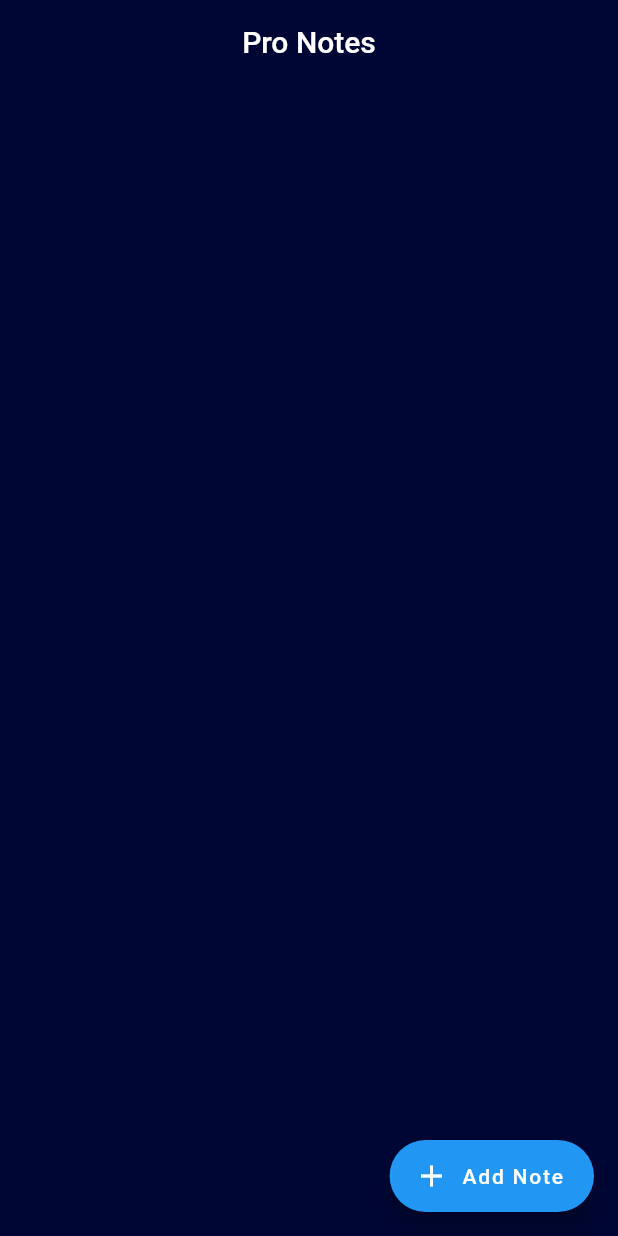
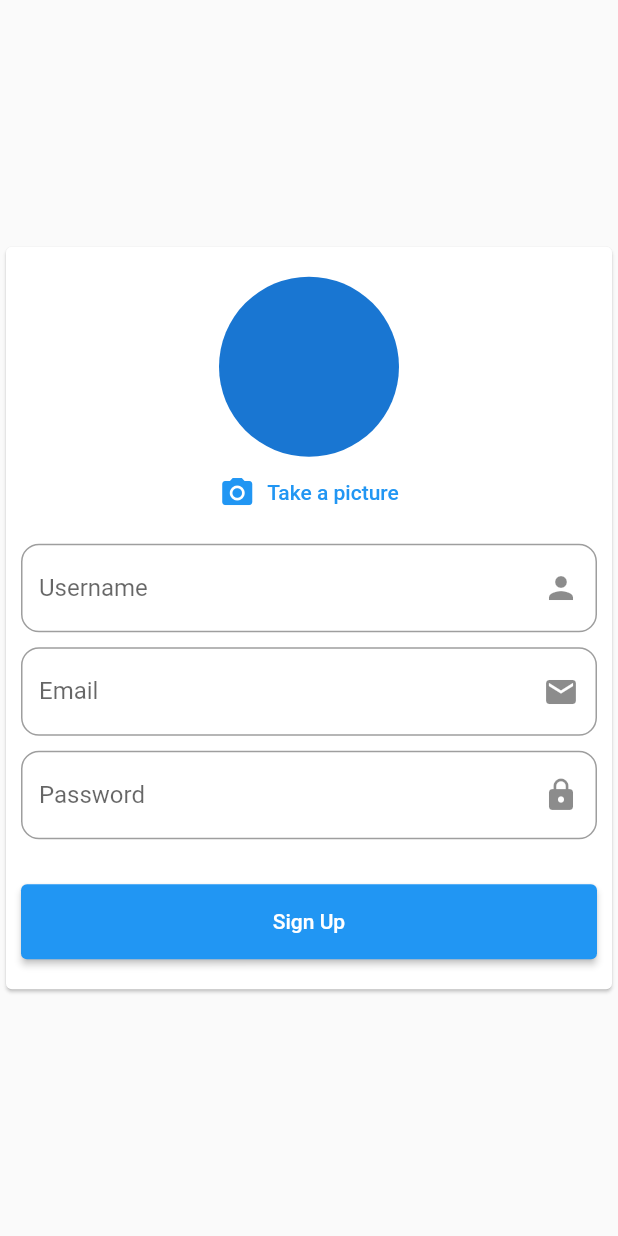
Before and after one commit to Tuanpluss02/Pro-Note, a Flutter app: the screen it shows after launch, on a phone screen of 412 x 824 dp. Run offline on Flutter 3.47's test engine with Material 2 defaults, Android fonts, the phone set to English and light mode, and no system bars; our stand-ins replace auto_size_text, cloud_firestore, firebase_auth, firebase_core, google_fonts, image_picker; accounts and stored records are empty.

Commit message:
fix sign up, load data

```diff
--- a/lib/main.dart
+++ b/lib/main.dart
@@ -1,7 +1,6 @@
 import 'package:firebase_core/firebase_core.dart';
 import 'package:flutter/material.dart';
-import 'package:flutter/services.dart';
-import 'package:pro_note/pages/home_page.dart';
+import 'package:pro_note/pages/signup_screen.dart';
 
 Future<void> main() async {
   WidgetsFlutterBinding.ensureInitialized();
@@ -21,14 +20,15 @@ class MyApp extends StatelessWidget {
     // SystemChrome.setEnabledSystemUIOverlays ([SystemUiOverlay.bottom]);
 
     // to hide both:
-    SystemChrome.setEnabledSystemUIMode(SystemUiMode.manual, overlays: []);
+    // SystemChrome.setEnabledSystemUIMode(SystemUiMode.manual, overlays: []);
     return MaterialApp(
       debugShowCheckedModeBanner: false,
       title: 'Pro Notes',
       theme: ThemeData(
         primarySwatch: Colors.blue,
       ),
-      home: const MyHomePage(),
+      // home: const MyHomePage(),
+      home: const SignUp(),
     );
   }
 }
--- /dev/null
+++ b/lib/models/user.dart
@@ -0,0 +1,14 @@
+class UserInformation {
+  late String userId;
+  late String username;
+  late String email;
+  late String password;
+  late String? profilePicture;
+  UserInformation({
+    required this.userId,
+    required this.username,
+    required this.email,
+    required this.password,
+    this.profilePicture,
+  });
+}
--- /dev/null
+++ b/lib/models/validator.dart
@@ -0,0 +1,9 @@
+bool emailValidator(String email) {
+  RegExp exp = RegExp(r'^[a-zA-Z0-9.]+@[a-zA-Z0-9]+\.[a-zA-Z]+');
+  return exp.hasMatch(email);
+}
+
+bool passwordValidator(String password) {
+  RegExp exp = RegExp(r'^(?=.*[a-z])(?=.*[A-Z])(?=.*\d)[a-zA-Z\d]{8,}$');
+  return exp.hasMatch(password);
+}
--- a/lib/pages/signup_screen.dart
+++ b/lib/pages/signup_screen.dart
@@ -0,0 +1,225 @@
+import 'dart:io';
+
+import 'package:cloud_firestore/cloud_firestore.dart';
+import 'package:firebase_auth/firebase_auth.dart';
+import 'package:flutter/material.dart';
+import 'package:image_picker/image_picker.dart';
+import 'package:pro_note/models/user.dart';
+import 'package:pro_note/models/validator.dart';
+import 'package:pro_note/pages/home_page.dart';
+
+class SignUp extends StatefulWidget {
+  const SignUp({super.key});
+
+  @override
+  State<SignUp> createState() => _SignUpState();
+}
+
+class _SignUpState extends State<SignUp> {
+  // ignore: prefer_final_fields
+  UserInformation _user = UserInformation(
+    userId: '',
+    username: '',
+    email: '',
+    password: '',
+    profilePicture: '',
+  );
+
+  var isLoading = false;
+  File? _image;
+  final _formKey = GlobalKey<FormState>();
+
+  void takePicture() async {
+    final picker = ImagePicker();
+    final image = await picker.pickImage(
+      source: ImageSource.camera,
+      imageQuality: 50,
+    );
+    setState(() {
+      _image = File(image!.path);
+    });
+  }
+
+  Future<void> signUp(BuildContext context, VoidCallback onSuccess) async {
+    final isValid = _formKey.currentState!.validate();
+    if (!isValid) {
+      return;
+    }
+    if (_image == null) {
+      return;
+    }
+
+    _formKey.currentState!.save();
+
+    setState(() {
+      isLoading = true;
+    });
+
+    UserCredential userCredential =
+        await FirebaseAuth.instance.createUserWithEmailAndPassword(
+      email: _user.email,
+      password: _user.password,
+    );
+    _user.userId = userCredential.user!.uid;
+    // Reference ref = FirebaseStorage.instance
+    //     .ref()
+    //     .child('user_image')
+    //     .child('${userCredential.user!.uid}.jpg');
+
+    // UploadTask uploadTask = ref.putFile(_image!);
+    // final snapshot = await uploadTask.whenComplete(() => null);
+    // _user.profilePicture = await snapshot.ref.getDownloadURL();
+
+    await FirebaseFirestore.instance
+        .collection('Users')
+        .doc(userCredential.user!.uid)
+        .collection('UserNotes')
+        .add({
+      'userId': _user.userId,
+      'username': _user.username,
+      'email': _user.email,
+      // 'profilePicture': _user.profilePicture,
+    });
+
+    onSuccess.call();
+  }
+
+  @override
+  Widget build(BuildContext context) {
+    return Scaffold(
+      body: Center(
+          child: Card(
+        child: Form(
+            key: _formKey,
+            child: SingleChildScrollView(
+              child: Padding(
+                  padding: const EdgeInsets.symmetric(horizontal: 10),
+                  child: Column(
+                    children: [
+                      const SizedBox(height: 20),
+                      CircleAvatar(
+                        backgroundImage:
+                            _image == null ? null : FileImage(_image!),
+                        radius: 60,
+                      ),
+                      TextButton.icon(
+                        onPressed: takePicture,
+                        icon: const Icon(Icons.camera_alt),
+                        label: const Text('Take a picture'),
+                      ),
+                      const SizedBox(height: 10),
+                      TextFormField(
+                        validator: (value) {
+                          if (value != null && value.isEmpty) {
+                            return 'Please enter a username';
+                          }
+                          return null;
+                        },
+                        onSaved: (p) {
+                          setState(() {
+                            _user.username = p!;
+                          });
+                        },
+                        autocorrect: false,
+                        decoration: InputDecoration(
+                            labelText: 'Username',
+                            border: OutlineInputBorder(
+                                borderRadius: BorderRadius.circular(12)),
+                            suffixIcon: const Icon(Icons.person)),
+                      ),
+                      const SizedBox(height: 10),
+                      TextFormField(
+                        validator: (value) {
+                          if (value!.isEmpty) {
+                            return 'Please enter an email';
+                          }
+                          if (!emailValidator(value)) {
+                            return 'Please enter a valid email';
+                          }
+
+                          return null;
+                        },
+                        onSaved: (val) {
+                          setState(() {
+                            _user.email = val!;
+                          });
+                        },
+                        autocorrect: false,
+                        decoration: InputDecoration(
+                            labelText: 'Email',
+                            suffixIcon: const Icon(Icons.email),
+                            border: OutlineInputBorder(
+                                borderRadius: BorderRadius.circular(12))),
+                      ),
+                      const SizedBox(height: 10),
+                      TextFormField(
+                        obscureText: true,
+                        validator: (value) {
+                          if (value!.isEmpty) {
+                            return 'Please enter a password';
+                          }
+                          if (!passwordValidator(value)) {
+                            return 'Password must be at least 8 characters, contain at least one uppercase letter, one lowercase letter and one number';
+                          }
+                          return null;
+                        },
+                        onSaved: (val) {
+                          setState(() {
+                            _user.password = val!;
+                          });
+                        },
+                        autocorrect: false,
+                        decoration: InputDecoration(
+                            labelText: 'Password',
+                            suffixIcon: const Icon(Icons.lock),
+                            border: OutlineInputBorder(
+                                borderRadius: BorderRadius.circular(12))),
+                      ),
+                      const SizedBox(height: 10),
+                      // TextFormField(
+                      //   obscureText: true,
+                      //   validator: (value) {
+                      //     if (value!.isEmpty) {
+                      //       return 'Please re-enter your password';
+                      //     }
+                      //     if (value != _user.password) {
+                      //       return 'Passwords do not match';
+                      //     }
+                      //     return null;
+                      //   },
+                      //   autocorrect: false,
+                      //   decoration: InputDecoration(
+                      //       labelText: 'Re-enter Password',
+                      //       suffixIcon: const Icon(Icons.lock),
+                      //       border: OutlineInputBorder(
+                      //           borderRadius: BorderRadius.circular(12))),
+                      // ),
+                      const SizedBox(height: 20),
+                      isLoading
+                          ? const CircularProgressIndicator()
+                          : Container(
+                              width: double.infinity,
+                              height: 50,
+                              decoration: BoxDecoration(
+                                  borderRadius: BorderRadius.circular(20)),
+                              child: ElevatedButton(
+                                onPressed: () => signUp(context, () {
+                                  Navigator.pushAndRemoveUntil(
+                                      context,
+                                      MaterialPageRoute(
+                                          builder: (context) => MyHomePage(
+                                                userId: _user.userId,
+                                              )),
+                                      (route) => false);
+                                }),
+                                child: const Text('Sign Up'),
+                              ),
+                            ),
+                      const SizedBox(height: 20),
+                    ],
+                  )),
+            )),
+      )),
+    );
+  }
+}
--- a/pubspec.yaml
+++ b/pubspec.yaml
@@ -40,6 +40,9 @@ dependencies:
   cloud_firestore: ^4.3.1
   google_fonts: ^3.0.1
   auto_size_text: ^3.0.0
+  image_picker: ^0.8.6
+  firebase_auth: ^4.2.5
+  firebase_storage: ^11.0.10
 
 dev_dependencies:
   flutter_test:
```
Also changed, not shown: lib/models/note.dart (added, +14 -0 lines), lib/models/note_card.dart (+11 -5 lines), lib/pages/edit_note.dart (+29 -10 lines), lib/pages/home_page.dart (+45 -9 lines), lib/pages/signin_creen.dart (added, +149 -0 lines), lib/pages/login_creen.dart (deleted), pubspec.lock, 1 other file.
